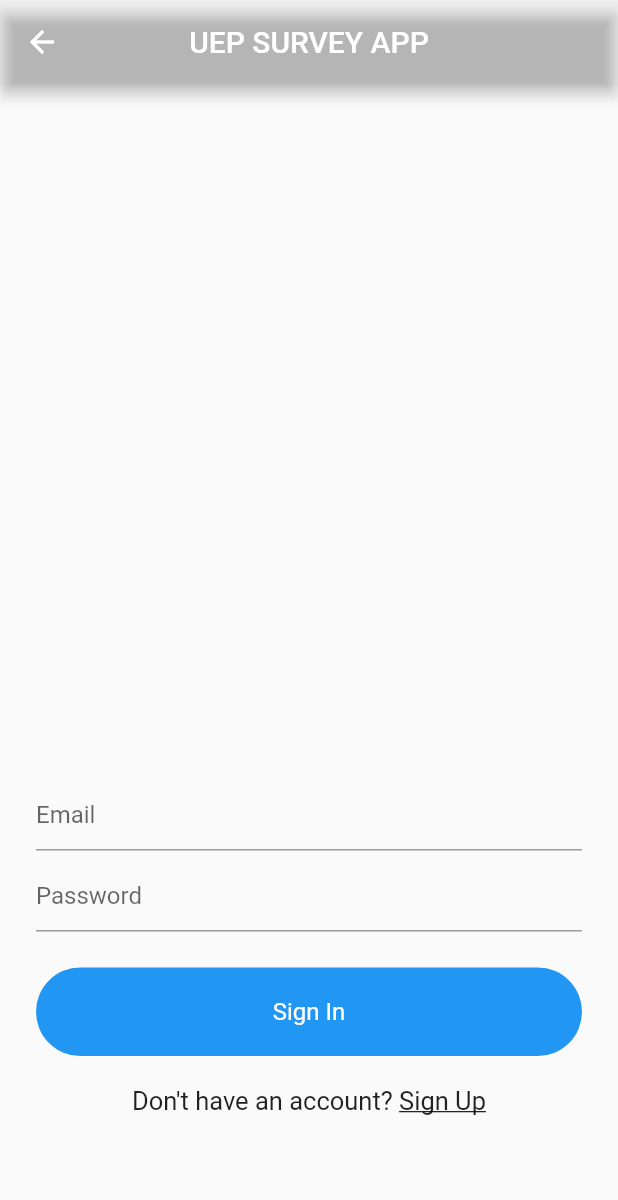
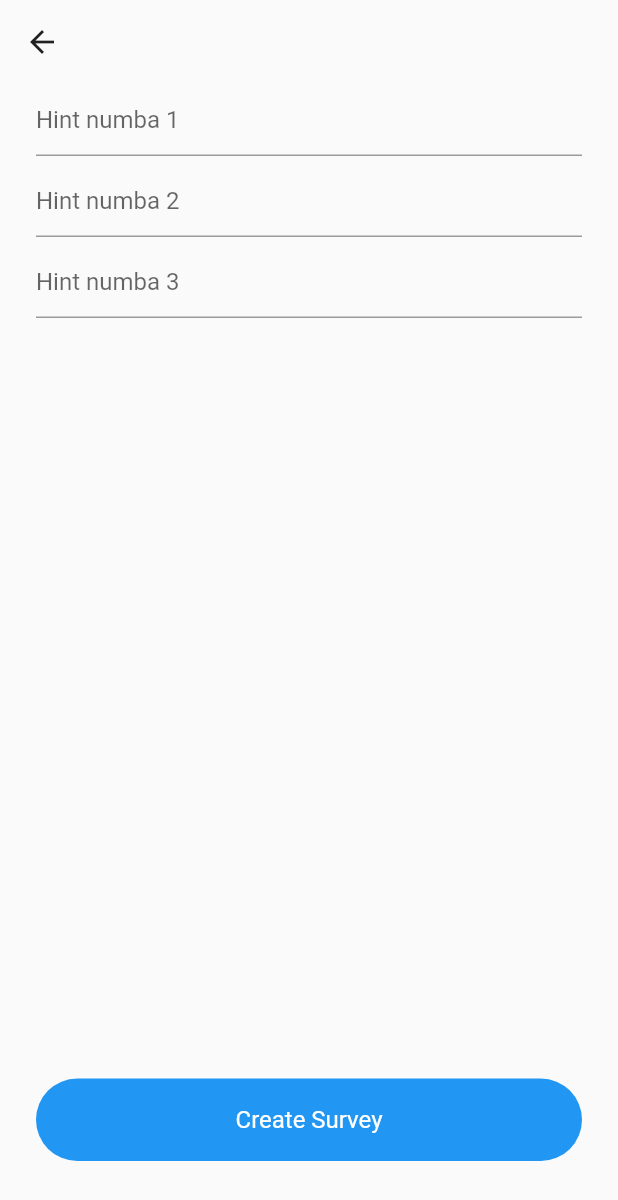
Before and after one commit to Qrow314/UEP_Survey, a Flutter app: the Home screen opened directly, after a tap on the "add" icon, on a phone screen of 412 x 824 dp. Shown: the top 1200 px of the screen. Run offline on Flutter 3.47's test engine with Material 2 defaults, Android fonts, the phone set to English and light mode, and no system bars; our stand-ins replace firebase_auth, firebase_core, validators; accounts and stored records are empty.

Commit message:
fab -> CreateSurvey activity

```diff
--- /dev/null
+++ b/lib/views/create_quiz.dart
@@ -0,0 +1,65 @@
+import 'package:flutter/material.dart';
+import 'package:uep_survey/widget/widget.dart';
+
+class CreateQuiz extends StatefulWidget {
+  const CreateQuiz({Key? key}) : super(key: key);
+
+  @override
+  State<CreateQuiz> createState() => _CreateQuizState();
+}
+
+class _CreateQuizState extends State<CreateQuiz> {
+
+  final _formKey = GlobalKey<FormState>();
+  late String textFormField1, textFormField2, textFormField3;
+
+  @override
+  Widget build(BuildContext context) {
+    return Scaffold(
+      appBar: AppBar(
+        backgroundColor: Colors.transparent,
+        elevation: 0.0,
+        iconTheme: const IconThemeData(color: Colors.black87), // IconThemeData
+        brightness: Brightness.light,
+      ),
+      body: Form(
+        key: _formKey,
+        child: Container(
+          padding: EdgeInsets.symmetric(horizontal: 24),
+          child: Column(children: [
+            TextFormField(
+              validator: (val) => val!.isEmpty ? "Must not be empty" : null,
+              decoration: const InputDecoration(
+                  hintText: "Hint numba 1"
+              ),
+              onChanged: (val){
+                textFormField1 = val;
+              },
+            ),
+            SizedBox(height: 6,),TextFormField(
+              validator: (val) => val!.isEmpty ? "Must not be empty" : null,
+              decoration: const InputDecoration(
+                  hintText: "Hint numba 2"
+              ),
+              onChanged: (val){
+                textFormField1 = val;
+              },
+            ),
+            SizedBox(height: 6,),TextFormField(
+              validator: (val) => val!.isEmpty ? "Must not be empty" : null,
+              decoration: const InputDecoration(
+                  hintText: "Hint numba 3"
+              ),
+              onChanged: (val){
+                textFormField1 = val;
+              },
+            ),
+            Spacer(),
+            AppLogo().blueButton(context, "Create Survey"),
+            SizedBox(height: 50,),
+          ],),
+        ),
+      ),
+    );
+  }
+}
--- a/lib/views/home.dart
+++ b/lib/views/home.dart
@@ -1,4 +1,5 @@
 import 'package:flutter/material.dart';
+import 'package:uep_survey/views/create_quiz.dart';
 import 'package:uep_survey/views/signin.dart';
 
 class Home extends StatefulWidget {
@@ -28,7 +29,7 @@ class _HomeState extends State<Home> {
         child: Icon(Icons.add),
         onPressed: () {
           Navigator.push(
-              context, MaterialPageRoute(builder: (context) => Signin()));
+              context, MaterialPageRoute(builder: (context) => CreateQuiz()));
         },
       ),
     );
--- a/lib/widget/widget.dart
+++ b/lib/widget/widget.dart
@@ -17,4 +17,17 @@ class AppLogo extends StatelessWidget {
       ),
     );
   }
+
+  Widget blueButton(BuildContext context, String label) {
+    return Container(
+      padding: EdgeInsets.symmetric(vertical: 18),
+      decoration: BoxDecoration(
+        color: Colors.blue,
+        borderRadius: BorderRadius.circular(30)
+      ),
+      alignment: Alignment.center,
+      width: MediaQuery.of(context).size.width - 48,
+      child: Text(label, style: const TextStyle(color: Colors.white, fontSize: 16),),
+    );
+  }
 }
```
